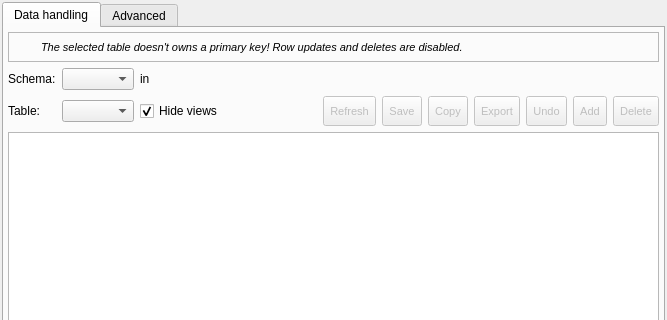
The window that libpgmodeler_ui/ui/datamanipulationform.ui (pgmodeler/pgmodeler) describes before a commit, drawn with Qt 5; both pictures show x 0 to 667 and y 0 to 320 of the 667 by 560 pixel window.
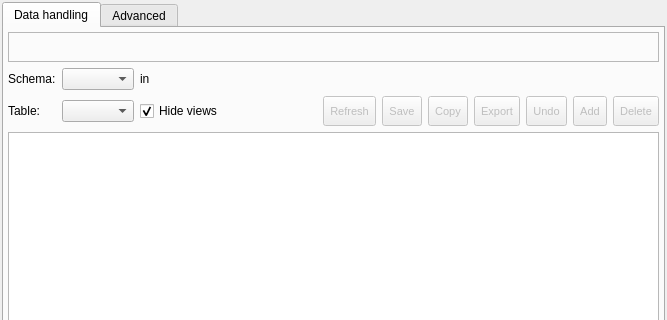
The same window after the commit. Icons and pictures are not drawn.

Commit message: Code documentation on DataManipulationForm

Diff of the .ui file:
```diff
--- a/libpgmodeler_ui/ui/datamanipulationform.ui
+++ b/libpgmodeler_ui/ui/datamanipulationform.ui
@@ -233,7 +233,7 @@
              </font>
             </property>
             <property name="text">
-             <string>The selected table doesn't owns a primary key! Row updates and deletes are disabled.</string>
+             <string/>
             </property>
             <property name="wordWrap">
              <bool>true</bool>
```
Left out of the diff: 4 changed lines with no effect on the pictures. The commit also changes 2 other files.
